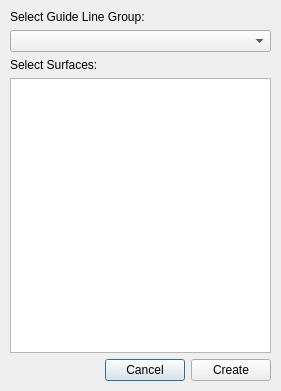
Old version of the form Section/CreateSections.ui in the repository HakanSeven12/FreeCAD-Geomatic-Workbench.
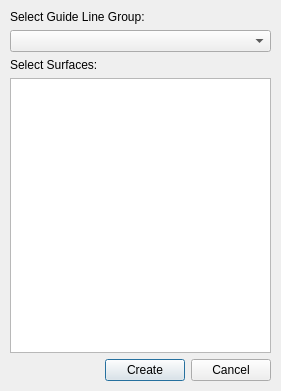
New version of the form.

Commit message: Make Create Guide Lines Work for Line Segments

The edit to the form file:
```diff
--- a/Section/CreateSections.ui
+++ b/Section/CreateSections.ui
@@ -59,7 +59,7 @@
        </spacer>
       </item>
       <item>
-       <widget class="QPushButton" name="CancelB">
+       <widget class="QPushButton" name="CreateB">
         <property name="minimumSize">
          <size>
           <width>75</width>
@@ -67,12 +67,12 @@
          </size>
         </property>
         <property name="text">
-         <string>Cancel</string>
+         <string>Create</string>
         </property>
        </widget>
       </item>
       <item>
-       <widget class="QPushButton" name="CreateB">
+       <widget class="QPushButton" name="CancelB">
         <property name="minimumSize">
          <size>
           <width>75</width>
@@ -80,7 +80,7 @@
          </size>
         </property>
         <property name="text">
-         <string>Create</string>
+         <string>Cancel</string>
         </property>
        </widget>
       </item>
```
The commit also changes 6 other files.
